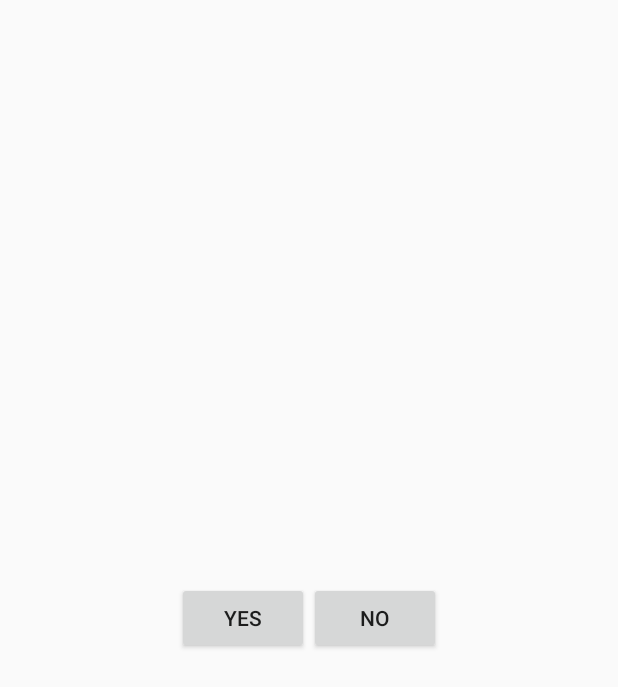
After one commit to cscenter/Y02_Project_finger-paint, an Android app: the layout fragment_simple_game.xml on its own in the app's theme, with its tools: preview values and no code run, on a phone screen of 412 x 824 dp. The commit adds this screen. Shown: the top 687 px of the screen. Run offline under Robolectric (Android 15) with nearby library versions, the light colour scheme and no system bars.

Commit message:
Add sample game screen

```diff
--- a/finger-paint/app/src/main/AndroidManifest.xml
+++ b/finger-paint/app/src/main/AndroidManifest.xml
@@ -28,6 +28,9 @@
             android:name=".MainActivity"
             android:label="@string/app_name"
             android:theme="@style/AppTheme.NoActionBar" />
+        <activity
+            android:name=".ui.games.GameActivity"
+            android:theme="@style/AppBaseTheme" />
 
     </application>
 
--- /dev/null
+++ b/finger-paint/app/src/main/res/layout/fragment_simple_game.xml
@@ -0,0 +1,23 @@
+<?xml version="1.0" encoding="utf-8"?>
+<LinearLayout xmlns:android="http://schemas.android.com/apk/res/android"
+    xmlns:tools="http://schemas.android.com/tools"
+    android:orientation="horizontal"
+    android:layout_width="match_parent"
+    android:layout_height="match_parent"
+    android:gravity="center">
+
+    <Button
+        android:id="@+id/yes_button"
+        android:layout_height="wrap_content"
+        android:layout_width="wrap_content"
+        android:text="YES"
+        tools:ignore="ButtonStyle,HardcodedText" />
+
+    <Button
+        android:id="@+id/no_button"
+        android:layout_height="wrap_content"
+        android:layout_width="wrap_content"
+        android:text="NO"
+        tools:ignore="ButtonStyle,HardcodedText" />
+
+</LinearLayout>
--- a/finger-paint/app/src/main/res/values/strings.xml
+++ b/finger-paint/app/src/main/res/values/strings.xml
@@ -19,4 +19,5 @@
     <string name="set_user">Set user</string>
     <string name="settings">Settings</string>
     <string name="menu_recommendations">Recommendations</string>
+    <string name="arg_game_type">game_type</string>
 </resources>
```
Also changed, not shown: finger-paint/app/src/main/java/ru/cscenter/fingerpaint/ui/games/Game.kt (added, +11 -0 lines), finger-paint/app/src/main/java/ru/cscenter/fingerpaint/ui/games/GameActivity.kt (added, +44 -0 lines), finger-paint/app/src/main/java/ru/cscenter/fingerpaint/ui/games/SimpleGame.kt (added, +31 -0 lines), finger-paint/app/src/main/java/ru/cscenter/fingerpaint/ui/home/HomeFragment.kt (+24 -0 lines), finger-paint/app/src/main/res/layout/activity_game.xml (added, +13 -0 lines).
